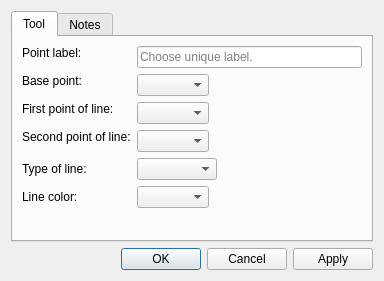
Qt form src/libs/vtools/dialogs/tools/dialogheight.ui (dismine/valentina) before a commit.
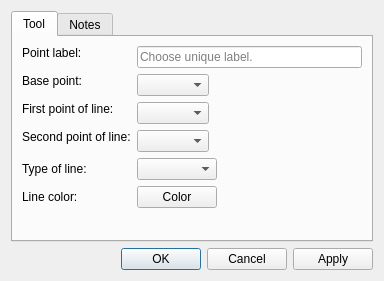
The same form after that commit. Icons and pictures are not drawn. Custom widgets are drawn as their Qt base class.

Commit message: Tool color picker.

What changed in the file:
```diff
--- a/src/libs/vtools/dialogs/tools/dialogheight.ui
+++ b/src/libs/vtools/dialogs/tools/dialogheight.ui
@@ -142,7 +142,11 @@
         </widget>
        </item>
        <item row="5" column="1">
-        <widget class="QComboBox" name="comboBoxLineColor"/>
+        <widget class="VPE::QtColorPicker" name="pushButtonLineColor">
+         <property name="text">
+          <string>Color</string>
+         </property>
+        </widget>
        </item>
       </layout>
      </widget>
@@ -170,6 +174,13 @@
    </item>
   </layout>
  </widget>
+ <customwidgets>
+  <customwidget>
+   <class>VPE::QtColorPicker</class>
+   <extends>QPushButton</extends>
+   <header>../vpropertyexplorer/qtcolorpicker.h</header>
+  </customwidget>
+ </customwidgets>
  <tabstops>
   <tabstop>buttonBox</tabstop>
  </tabstops>
```
The commit also changes 62 other files.
